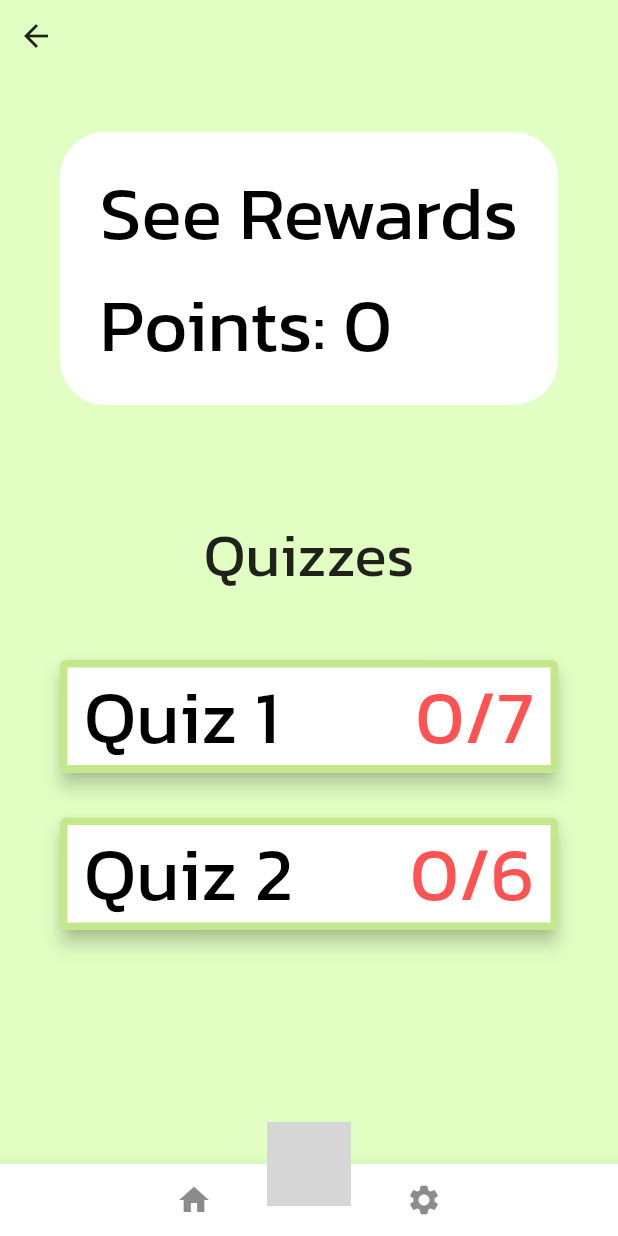
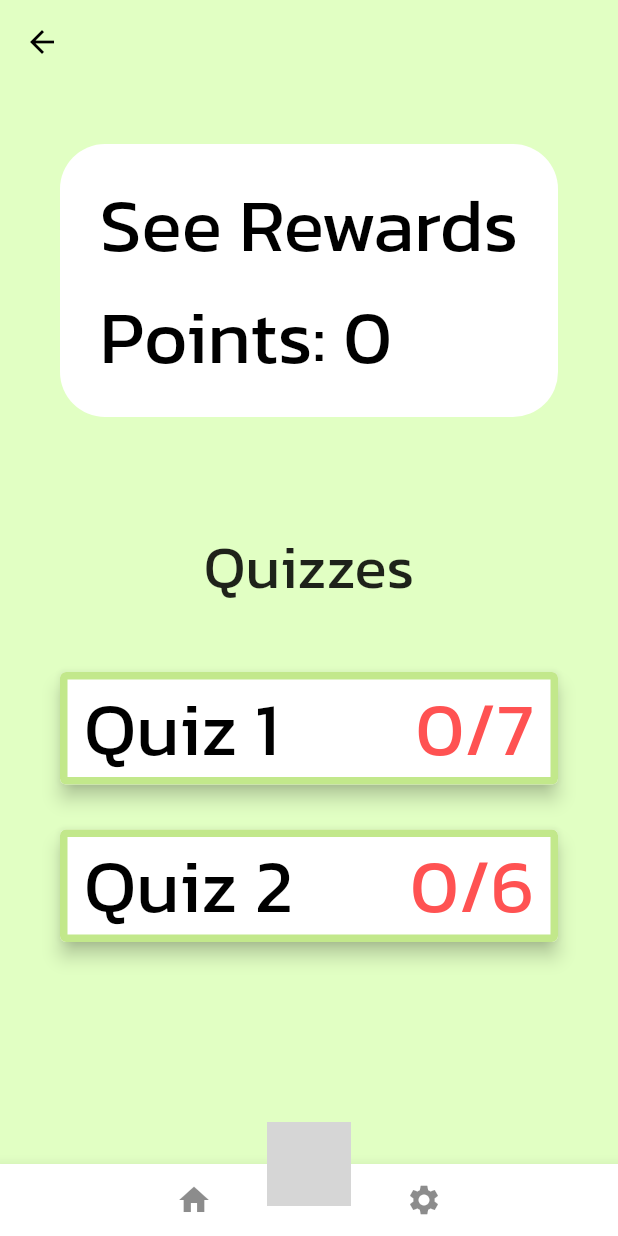
Before and after one commit to Alex-Laney/JuniorDesign2329, a Flutter app: the QuizzesScreen screen opened by its route, on a phone screen of 412 x 824 dp. Run offline on Flutter 3.47's test engine with Material 2 defaults, Android fonts, the phone set to English and light mode, and no system bars; our stand-ins replace animate_do, audio_video_progress_bar, hive, hive_flutter, just_audio, rxdart and 1 more; missing offline and left inert: circular_menu; accounts and stored records are empty; grey boxes are pictures that could not be loaded.

Commit message:
Add new back button to quiz module

```diff
--- a/lib/Quizzes/Quizzes.dart
+++ b/lib/Quizzes/Quizzes.dart
@@ -3,6 +3,7 @@ import 'package:artifact/main.dart';
 import 'package:flutter/material.dart';
 import 'package:artifact/bottom_navigation_bar/circular_dial_menu.dart';
 
+import '../common_ui_components/default_app_bar.dart';
 import 'Quizzes/quizDB.dart';
 
 class QuizzesScreen extends StatelessWidget {
@@ -11,6 +12,8 @@ class QuizzesScreen extends StatelessWidget {
   @override
   Widget build(BuildContext context) {
     return Scaffold(
+      extendBodyBehindAppBar: true,
+      appBar: DefaultAppBar.build(context),
       backgroundColor: const Color.fromRGBO(225, 255, 195, 1),
       body: SafeArea(
         child: SingleChildScrollView(
@@ -18,10 +21,6 @@ class QuizzesScreen extends StatelessWidget {
             child: Column(
               mainAxisSize: MainAxisSize.min,
               children: <Widget>[
-                const Align(
-                  alignment: Alignment.topLeft,
-                  child: BackButton(),
-                ),
                 Center(
                   child: Padding(
                     padding: const EdgeInsets.all(40),
```
